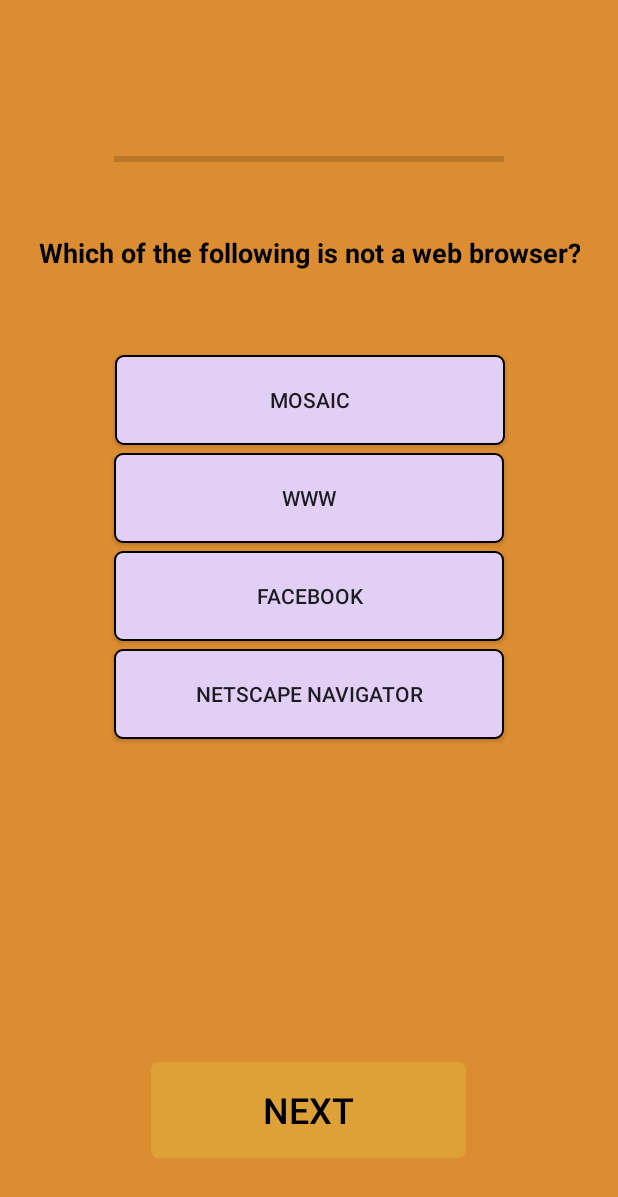
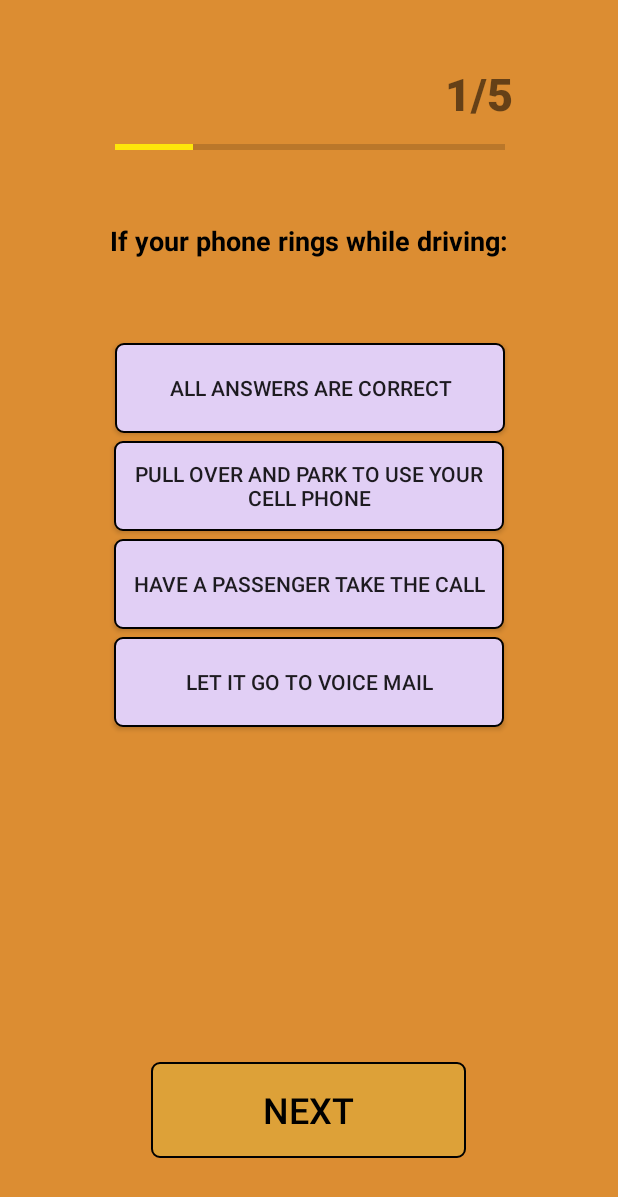
Before and after one commit to parwatcodes/andriod-final-project-quiz, an Android app: the QuestionActivity screen opened directly, with no data from a screen before it, on a phone screen of 412 x 824 dp. Shown: the top 1197 px of the screen. Run offline under Robolectric (Android 15) with nearby library versions, the phone set to English and light mode, and no system bars.

Commit message:
Add fix questions to 5

```diff
--- a/app/src/main/java/com/example/quiz/QuestionActivity.java
+++ b/app/src/main/java/com/example/quiz/QuestionActivity.java
@@ -7,44 +7,68 @@ import android.graphics.Color;
 import android.os.Bundle;
 import android.view.View;
 import android.widget.Button;
+import android.widget.ProgressBar;
 import android.widget.TextView;
 
 import java.util.ArrayList;
+import java.util.Collections;
 import java.util.List;
 
 public class QuestionActivity extends AppCompatActivity {
-    TextView lblQuestion;
+    TextView lblQuestion, questionIdx;
+    ProgressBar progressBar;
     Button optionA;
     Button optionB;
     Button optionC;
     Button optionD;
-    Button confirm;
+    Button next;
     String rightAnswer;
     String answer;
-    List<Question> questions;
+    List<Question> questions, allQuestions;
     int score;
     int questionIndex = 0;
+    int progressStatus = 0;
     View view;
     @Override
     protected void onCreate(Bundle savedInstanceState) {
         super.onCreate(savedInstanceState);
         setContentView(R.layout.activity_question);
 
-        confirm = findViewById(R.id.next);
+
+        next = findViewById(R.id.next);
         lblQuestion = findViewById(R.id.lblPergunta);
+        questionIdx = findViewById(R.id.questionIdx);
         optionA = findViewById(R.id.optionA);
         optionB = findViewById(R.id.optionB);
         optionC = findViewById(R.id.optionC);
         optionD = findViewById(R.id.optionD);
+        progressBar = findViewById(R.id.progressBar);
+        progressBar.setMax(100);
+        int MAX_QUESTION = 5;
+
         score = 0;
 
-        questions = new ArrayList<Question>(){
+         questions = new ArrayList<Question>();
+         allQuestions = new ArrayList<Question>(){
             {
-                add(new Question("Which of the following is not a web browser?", "C", "MOSAIC", "WWW", "Facebook", "Netscape navigator"));
-                add(new Question("Snow removal vehicles have flashing lights of the following color:", "D", "Red", "Yellow","Green", "Blue"));
-                add(new Question("As a level G2 driver, your blood alcohol level must not be over: ", "D", " 0.08%", "0.05%"," 0.02%", "0.00%"));
+                add(new Question("In Ontario, a first conviction for drinking and driving can bring a minimum license suspension of:", "B", "6 months", "12 months"," 24 months", "48 months"));
+                add(new Question("Under the Graduated Licensing System in Ontario, the supervising driver must not let their Blood Alcohol Concentration exceed:", "C", "0.00 g%", "0.08 g%"," 0.05 g%", "0.80 g%"));
+                add(new Question("In Ontario, a solid yellow line at the left of your lane means:", "B", "It is illegal to pass", "It is unsafe to pass ", ". It is illegal to cross over ", "It is legal to pass "));
+                add(new Question("Snow removal vehicles have flashing lights of the following color:", "D", "Red", "Yellow", "Green", "Blue"));
+                add(new Question("As a level G2 driver, your blood alcohol level must not be over: ", "D", "0.08%","0.05%","0.02%", "0.00%"));
+                add(new Question("Unless otherwise posted, the maximum speed limit in cities, towns, villages and built up area is: ", "A", "50 km/hr", "40 km/hr", " 30 km/hr", "60 km/hr"));
+                add(new Question("If your phone rings while driving:", "A", "All answers are correct", "Pull over and park to use your cell phone", "Have a passenger take the call", "Let it go to voice mail"));
+                add(new Question("How many meters in both directions must drivers be able to see in order to make a legal U-turn?", "C", "250 metres", "100 metres", "150 metres", "50 metres"));
+                add(new Question("As you approach the curve….?", "A", "Try to determine the safe speed for it", "Speed up", "Slam on your brakes", "Stop before entering"));
+                add(new Question("When arriving at an intersection which has no stop line, crosswalk or sidewalk, where must drivers stop?", "C", "Right before the stop sign", "Right beside the stop sign", "At the edge of the intersection", "A little into the intersection"));
             }
         };
+
+         Collections.shuffle(allQuestions);
+
+         for (int i=0; i<MAX_QUESTION; i++) {
+             questions.add(allQuestions.get(i));
+         }
 
         loadQuestion(view);
     }
@@ -55,9 +79,12 @@ public class QuestionActivity extends AppCompatActivity {
         loadQuestion(view);
     }
 
+    public void loadQuestion(View view){
+        resetAllBtnBgColor();
+//        setNextBtnVisibility();
+        progressStatus = progressStatus + 20;
+        progressBar.setProgress(progressStatus);
 
-    public void loadQuestion(View view){
-        System.out.println("ii" + questionIndex + questions.size());
         if(questions.size() > 0 && questionIndex < questions.size()) {
             Question q = questions.get(questionIndex);
             lblQuestion.setText(q.getQuestion());
@@ -76,9 +103,12 @@ public class QuestionActivity extends AppCompatActivity {
             startActivity(intent);
             finish();
         }
+
+        questionIdx.setText(questionIndex + "/" + questions.size());
     }
 
     public void selectAnswer(View view) {
+        resetAllBtnBgColor();
         switch (view.getId()) {
             case R.id.optionA:
                 answer = "A";
@@ -99,15 +129,36 @@ public class QuestionActivity extends AppCompatActivity {
         }
 
         updateScore(answer);
+//        setNextBtnVisibility();
     }
 
     private void updateSelectedBtnBg(int id) {
         Button button = findViewById(id);
-        button.setBackgroundColor(getResources().getColor(R.color.green));
+        button.setBackground(getResources().getDrawable(R.drawable.selected_answer));
+    }
+
+    private void setNextBtnVisibility() {
+        if (rightAnswer == null || rightAnswer == "" ) {
+            next.setEnabled(false);
+            next.setBackground(getResources().getDrawable(R.drawable.btn_disabled));
+            next.setTextColor(getColor(R.color.disabled));
+        } else {
+            next.setEnabled(true);
+            next.setTextColor(getColor(R.color.black));
+            next.setBackground(getResources().getDrawable(R.drawable.btn_orange));
+        }
     }
 
     private void resetAllBtnBgColor() {
+        Button option1 = findViewById(R.id.optionA);
+        Button option2 = findViewById(R.id.optionB);
+        Button option3 = findViewById(R.id.optionC);
+        Button option4 = findViewById(R.id.optionD);
 
+        option1.setBackground(getResources().getDrawable(R.drawable.button_border));
+        option2.setBackground(getResources().getDrawable(R.drawable.button_border));
+        option3.setBackground(getResources().getDrawable(R.drawable.button_border));
+        option4.setBackground(getResources().getDrawable(R.drawable.button_border));
     }
 
     private void updateScore(String answer){
--- a/app/src/main/res/drawable/back.xml
+++ b/app/src/main/res/drawable/back.xml
@@ -6,6 +6,6 @@
     android:viewportHeight="24.0"
     android:viewportWidth="24.0">
     <path
-        android:fillColor="@color/colorBase"
+        android:fillColor="@color/black"
         android:pathData="M20,11L7.8,11l5.6,-5.6L12,4l-8,8l8,8l1.4,-1.4L7.8,13L20,13L20,11z"/>
 </vector>
--- a/app/src/main/res/drawable/btn_disabled.xml
+++ b/app/src/main/res/drawable/btn_disabled.xml
@@ -1,11 +1,11 @@
 <?xml version="1.0" encoding="utf-8"?>
+<shape xmlns:android="http://schemas.android.com/apk/res/android"
+    android:shape="rectangle" >
 
-<vector xmlns:android="http://schemas.android.com/apk/res/android"
-    android:width="24dp"
-    android:height="24dp"
-    android:viewportHeight="24.0"
-    android:viewportWidth="24.0">
-    <path
-        android:fillColor="@color/colorBase"
-        android:pathData="M20,11L7.8,11l5.6,-5.6L12,4l-8,8l8,8l1.4,-1.4L7.8,13L20,13L20,11z"/>
-</vector>
+    <solid android:color="#D6D6D6" />
+
+    <corners android:radius="5dp"/>
+    <stroke
+        android:width="2dp"
+        android:color="#BCBCBC" />
+</shape>
--- a/app/src/main/res/drawable/btn_orange.xml
+++ b/app/src/main/res/drawable/btn_orange.xml
@@ -2,4 +2,7 @@
 <shape xmlns:android="http://schemas.android.com/apk/res/android">
     <solid android:color="#dda138"/>
     <corners android:radius="5dp"/>
+    <stroke
+        android:width="1dp"
+        android:color="#000000" />
 </shape>
--- a/app/src/main/res/drawable/selected_answer.xml
+++ b/app/src/main/res/drawable/selected_answer.xml
@@ -2,7 +2,7 @@
 <shape xmlns:android="http://schemas.android.com/apk/res/android"
     android:shape="rectangle" >
 
-    <solid android:color="#e1cff5" />
+    <solid android:color="@color/green" />
     <corners android:radius="5dp"/>
     <stroke
         android:width="1dp"
--- a/app/src/main/res/layout/activity_main.xml
+++ b/app/src/main/res/layout/activity_main.xml
@@ -57,7 +57,7 @@
         android:layout_width="291dp"
         android:layout_height="53dp"
         android:layout_marginStart="58dp"
-        android:layout_marginTop="42dp"
+        android:layout_marginTop="100dp"
         android:layout_marginEnd="62dp"
         android:fontFamily="sans-serif-black"
         android:gravity="center"
@@ -65,6 +65,7 @@
         android:textColor="@android:color/black"
         android:textSize="24sp"
         app:layout_constraintEnd_toEndOf="parent"
+        app:layout_constraintHorizontal_bias="0.0"
         app:layout_constraintStart_toStartOf="parent"
         app:layout_constraintTop_toTopOf="parent" />
 
--- a/app/src/main/res/layout/activity_question.xml
+++ b/app/src/main/res/layout/activity_question.xml
@@ -11,7 +11,7 @@
         android:id="@+id/lblPergunta"
         android:layout_width="wrap_content"
         android:layout_height="wrap_content"
-        android:layout_marginTop="156dp"
+        android:layout_marginTop="148dp"
         android:gravity="center"
         android:paddingLeft="15dp"
         android:paddingRight="15dp"
@@ -21,9 +21,9 @@
         android:textSize="18sp"
         android:textStyle="bold"
         app:layout_constraintEnd_toEndOf="parent"
+        app:layout_constraintHorizontal_bias="0.493"
         app:layout_constraintStart_toStartOf="parent"
         app:layout_constraintTop_toTopOf="parent" />
-
 
     <Button
         android:id="@+id/next"
@@ -48,6 +48,7 @@
         android:layout_height="60dp"
         android:layout_marginTop="5dp"
         android:background="@drawable/button_border"
+        android:onClick="selectAnswer"
         android:text="Option B"
         app:layout_constraintEnd_toEndOf="parent"
         app:layout_constraintStart_toStartOf="parent"
@@ -59,6 +60,7 @@
         android:layout_height="60dp"
         android:layout_marginTop="5dp"
         android:background="@drawable/button_border"
+        android:onClick="selectAnswer"
         android:text="Option C"
         app:layout_constraintEnd_toEndOf="parent"
         app:layout_constraintStart_toStartOf="parent"
@@ -72,6 +74,7 @@
         android:layout_marginTop="5dp"
         android:layout_marginEnd="76dp"
         android:background="@drawable/button_border"
+        android:onClick="selectAnswer"
         android:text="Option D"
         app:layout_constraintEnd_toEndOf="parent"
         app:layout_constraintStart_toStartOf="parent"
@@ -83,6 +86,7 @@
         android:layout_height="60dp"
         android:layout_marginTop="56dp"
         android:background="@drawable/button_border"
+        android:onClick="selectAnswer"
         android:text="Option A"
         app:layout_constraintEnd_toEndOf="parent"
         app:layout_constraintHorizontal_bias="0.503"
@@ -94,8 +98,25 @@
         style="?android:attr/progressBarStyleHorizontal"
         android:layout_width="260dp"
         android:layout_height="44dp"
-        android:layout_marginTop="84dp"
+        android:layout_marginTop="76dp"
         app:layout_constraintEnd_toEndOf="parent"
+        app:layout_constraintHorizontal_bias="0.503"
+        app:layout_constraintStart_toStartOf="parent"
+        app:layout_constraintTop_toTopOf="parent" />
+
+    <TextView
+        android:id="@+id/questionIdx"
+        android:layout_width="147dp"
+        android:layout_height="53dp"
+        android:layout_marginStart="268dp"
+        android:layout_marginTop="36dp"
+        android:layout_marginEnd="81dp"
+        android:fontFamily="sans-serif-black"
+        android:gravity="center|end"
+        android:text="1/5"
+        android:textSize="30sp"
+        app:layout_constraintEnd_toEndOf="parent"
+        app:layout_constraintHorizontal_bias="0.868"
         app:layout_constraintStart_toStartOf="parent"
         app:layout_constraintTop_toTopOf="parent" />
 
--- a/app/src/main/res/values/colors.xml
+++ b/app/src/main/res/values/colors.xml
@@ -5,6 +5,7 @@
     <color name="colorAccent">#FEE60A</color>
     <color name="colorBase">#F2B30F</color>
     <color name="colorOrangeBaseDark">#E84C02</color>
-    <color name="green">#00A300</color>
-
+    <color name="green">#0AA50A</color>
+    <color name="disabled">#666666</color>
+    <color name="black">#000000</color>
 </resources>
```
Also changed, not shown: app/src/main/res/layout/activity_show_score.xml (+17 -13 lines).
